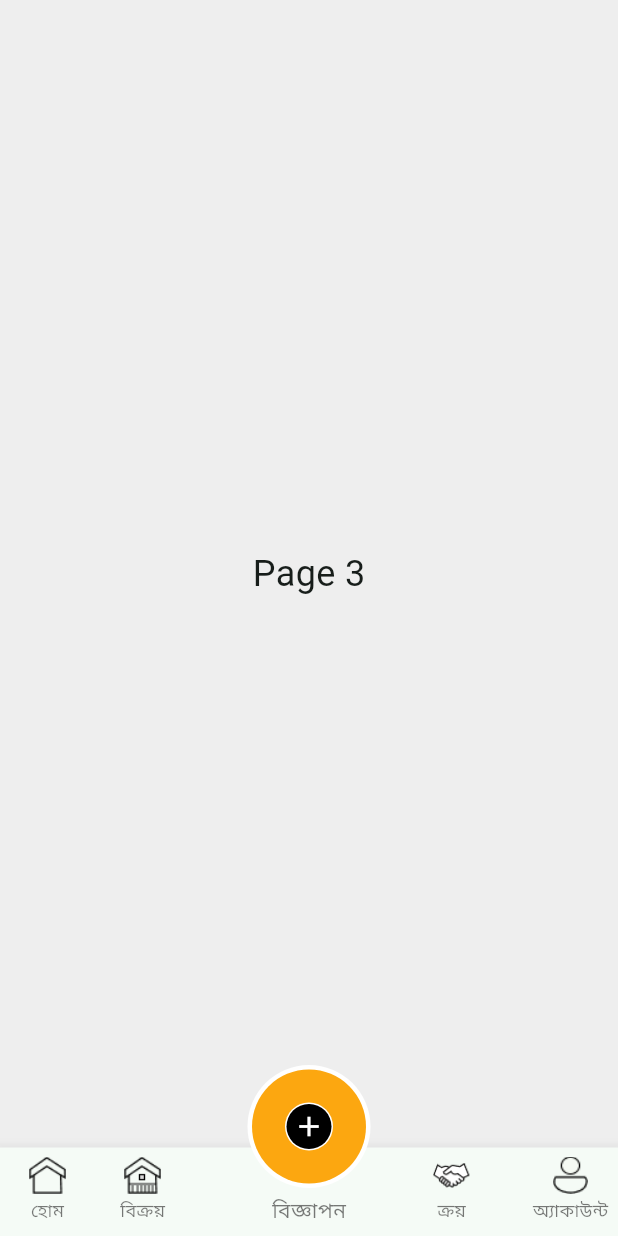
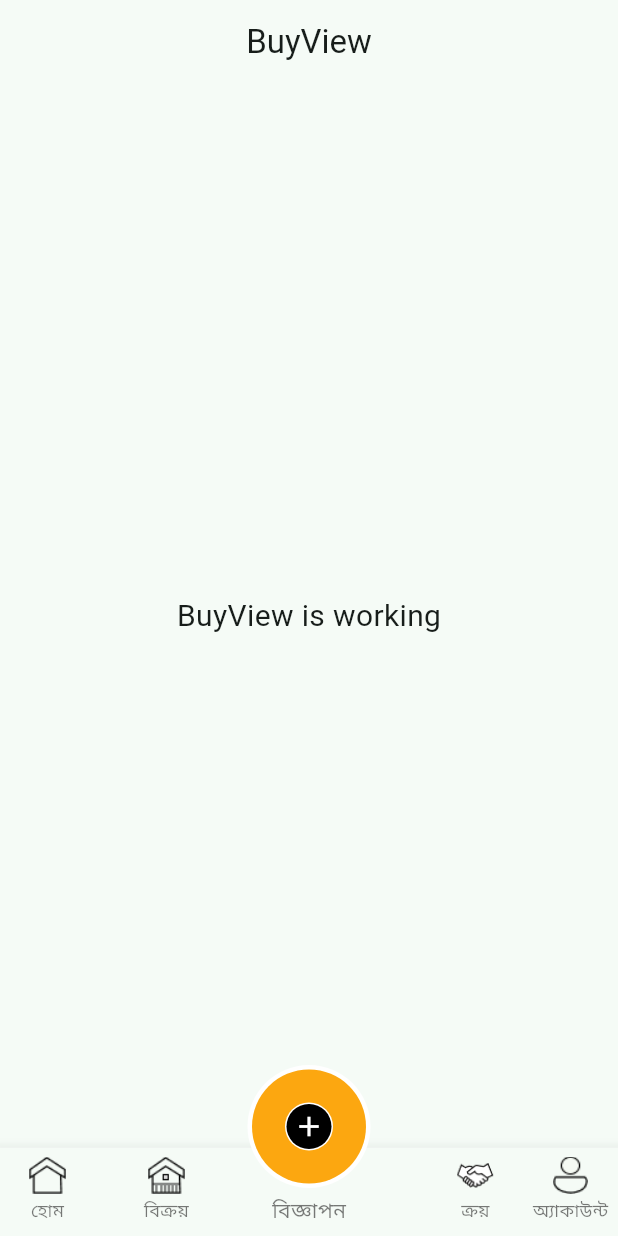
Before and after one commit to Milon3658/chicken_app, a Flutter app: the screen it shows after launch, swiped to page 3, on a phone screen of 412 x 824 dp. Run offline on Flutter 3.47's test engine with Material 3 defaults, Android fonts, the phone set to English and light mode, and no system bars; our stand-ins replace gap, get.

Commit message:
Add Buy, Sell, and Account modules with corresponding views and bindings; update MainPage navigation

```diff
--- /dev/null
+++ b/lib/app/modules/Buy/views/buy_view.dart
@@ -0,0 +1,24 @@
+import 'package:flutter/material.dart';
+
+import 'package:get/get.dart';
+
+import '../controllers/buy_controller.dart';
+
+class BuyView extends GetView<BuyController> {
+  const BuyView({super.key});
+  @override
+  Widget build(BuildContext context) {
+    return Scaffold(
+      appBar: AppBar(
+        title: const Text('BuyView'),
+        centerTitle: true,
+      ),
+      body: const Center(
+        child: Text(
+          'BuyView is working',
+          style: TextStyle(fontSize: 20),
+        ),
+      ),
+    );
+  }
+}
--- a/lib/app/modules/mainpage/views/mainpage_view.dart
+++ b/lib/app/modules/mainpage/views/mainpage_view.dart
@@ -1,5 +1,8 @@
 import 'package:chicken/app/data/AppColors.dart';
+import 'package:chicken/app/modules/Buy/views/buy_view.dart';
 import 'package:chicken/app/modules/Homepage/views/homepage_view.dart';
+import 'package:chicken/app/modules/account/views/account_view.dart';
+import 'package:chicken/app/modules/sellPage/views/sell_page_view.dart';
 import 'package:flutter/material.dart';
 import 'package:gap/gap.dart';
 
@@ -29,7 +32,9 @@ class _MainpageViewState extends State<MainpageView> {
         controller: _pageController,
         onPageChanged: (index) {
           setState(() {
-            if (index == 2 || index == 3) {
+            if (index == 2) {
+              _currentIndex = 1;
+            } else if (index == 3) {
               _currentIndex = 4;
             } else {
               _currentIndex = index;
@@ -38,9 +43,9 @@ class _MainpageViewState extends State<MainpageView> {
         },
         children: [
           HomepageView(),
-          HomepageView(),
-          Center(child: Text('Page 3', style: TextStyle(fontSize: 24))),
-          Center(child: Text('Page 4', style: TextStyle(fontSize: 24))),
+          SellPageView(),
+          BuyView(),
+          AccountView(),
         ],
       ),
       bottomNavigationBar: BottomNavigationBar(
--- a/lib/app/routes/app_pages.dart
+++ b/lib/app/routes/app_pages.dart
@@ -1,11 +1,19 @@
 import 'package:get/get.dart';
 
+import '../modules/Adds/bindings/adds_binding.dart';
+import '../modules/Adds/views/adds_view.dart';
+import '../modules/Buy/bindings/buy_binding.dart';
+import '../modules/Buy/views/buy_view.dart';
 import '../modules/Homepage/bindings/homepage_binding.dart';
 import '../modules/Homepage/views/homepage_view.dart';
 import '../modules/Product_Details/bindings/product_details_binding.dart';
 import '../modules/Product_Details/views/product_details_view.dart';
+import '../modules/account/bindings/account_binding.dart';
+import '../modules/account/views/account_view.dart';
 import '../modules/mainpage/bindings/mainpage_binding.dart';
 import '../modules/mainpage/views/mainpage_view.dart';
+import '../modules/sellPage/bindings/sell_page_binding.dart';
+import '../modules/sellPage/views/sell_page_view.dart';
 
 part 'app_routes.dart';
 
@@ -30,5 +38,25 @@ class AppPages {
       page: () => const MainpageView(),
       binding: MainpageBinding(),
     ),
+    GetPage(
+      name: _Paths.SELL_PAGE,
+      page: () => const SellPageView(),
+      binding: SellPageBinding(),
+    ),
+    GetPage(
+      name: _Paths.ADDS,
+      page: () => const AddsView(),
+      binding: AddsBinding(),
+    ),
+    GetPage(
+      name: _Paths.BUY,
+      page: () => const BuyView(),
+      binding: BuyBinding(),
+    ),
+    GetPage(
+      name: _Paths.ACCOUNT,
+      page: () => const AccountView(),
+      binding: AccountBinding(),
+    ),
   ];
 }
--- a/lib/app/routes/app_routes.dart
+++ b/lib/app/routes/app_routes.dart
@@ -6,6 +6,10 @@ abstract class Routes {
   static const HOMEPAGE = _Paths.HOMEPAGE;
   static const PRODUCT_DETAILS = _Paths.PRODUCT_DETAILS;
   static const MAINPAGE = _Paths.MAINPAGE;
+  static const SELL_PAGE = _Paths.SELL_PAGE;
+  static const ADDS = _Paths.ADDS;
+  static const BUY = _Paths.BUY;
+  static const ACCOUNT = _Paths.ACCOUNT;
 }
 
 abstract class _Paths {
@@ -13,4 +17,8 @@ abstract class _Paths {
   static const HOMEPAGE = '/homepage';
   static const PRODUCT_DETAILS = '/product-details';
   static const MAINPAGE = '/mainpage';
+  static const SELL_PAGE = '/sell-page';
+  static const ADDS = '/adds';
+  static const BUY = '/buy';
+  static const ACCOUNT = '/account';
 }
```
Also changed, not shown: lib/app/modules/Adds/bindings/adds_binding.dart (added, +12 -0 lines), lib/app/modules/Adds/controllers/adds_controller.dart (added, +23 -0 lines), lib/app/modules/Adds/views/adds_view.dart (added, +24 -0 lines), lib/app/modules/Buy/bindings/buy_binding.dart (added, +12 -0 lines), lib/app/modules/Buy/controllers/buy_controller.dart (added, +23 -0 lines), lib/app/modules/account/bindings/account_binding.dart (added, +12 -0 lines), lib/app/modules/account/controllers/account_controller.dart (added, +23 -0 lines), lib/app/modules/account/views/account_view.dart (added, +24 -0 lines), lib/app/modules/sellPage/bindings/sell_page_binding.dart (added, +12 -0 lines), lib/app/modules/sellPage/controllers/sell_page_controller.dart (added, +23 -0 lines), lib/app/modules/sellPage/views/sell_page_view.dart (added, +50 -0 lines).
